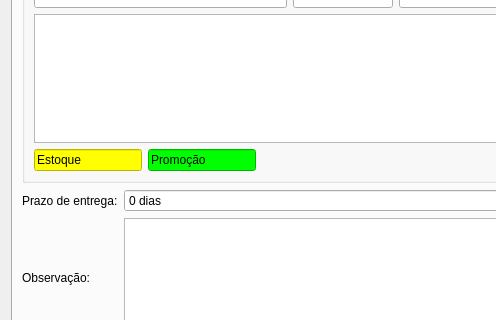
Above: ui/orcamento.ui from darktorres/ERP-STACCATO before the change; both pictures show x 0 to 496 and y 337 to 657 of the 1170 by 879 pixel window. Below: the same form after it.
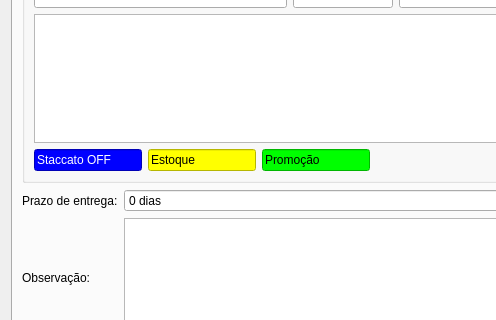
That is the form after the change. Icons and pictures are not drawn. Custom widgets are drawn as their Qt base class.

What changed in the file:
```diff
--- a/ui/orcamento.ui
+++ b/ui/orcamento.ui
@@ -1378,6 +1378,26 @@
           </item>
           <item row="3" column="0" colspan="2">
            <layout class="QHBoxLayout" name="horizontalLayout_5">
+            <item>
+             <widget class="QLineEdit" name="lineEditEstoque_4">
+              <property name="sizePolicy">
+               <sizepolicy hsizetype="Fixed" vsizetype="Fixed">
+                <horstretch>0</horstretch>
+                <verstretch>0</verstretch>
+               </sizepolicy>
+              </property>
+              <property name="styleSheet">
+               <string notr="true">background-color: rgb(0, 0, 255);
+color: rgb(255, 255, 255);</string>
+              </property>
+              <property name="text">
+               <string>Staccato OFF</string>
+              </property>
+              <property name="readOnly">
+               <bool>true</bool>
+              </property>
+             </widget>
+            </item>
             <item>
              <widget class="QLineEdit" name="lineEditEstoque_3">
               <property name="sizePolicy">
```
